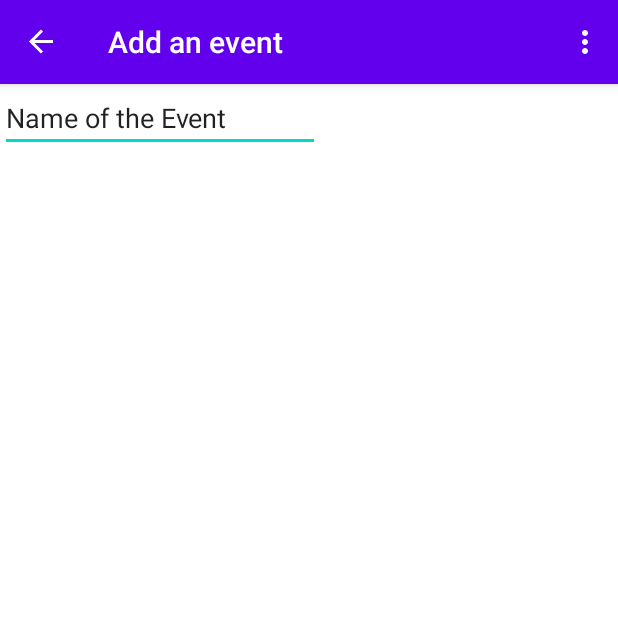
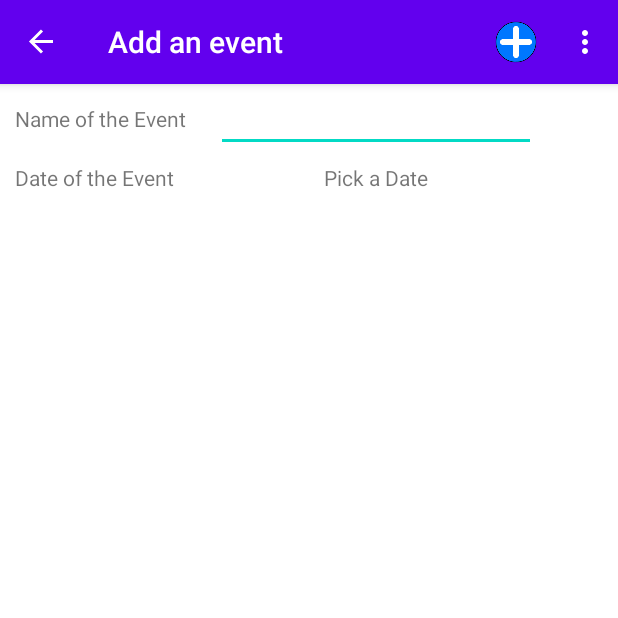
Before and after one commit to Mberjola/Planee, an Android app: the screen it shows after launch (MainActivity), in the side drawer, after a tap on "Add an event", on a phone screen of 412 x 824 dp, the top half of it. Run offline under Robolectric (Android 15) with nearby library versions, the phone set to English and light mode, and no system bars; our stand-ins replace navigation-ui.

Commit message:
Ajout DatePicker

```diff
--- a/PlaneeAndroid/app/src/main/java/com/example/planeeandroid/ui/add/addFragment.java
+++ b/PlaneeAndroid/app/src/main/java/com/example/planeeandroid/ui/add/addFragment.java
@@ -1,13 +1,22 @@
 package com.example.planeeandroid.ui.add;
 
+import android.app.DatePickerDialog;
+import android.graphics.Color;
+import android.graphics.drawable.ColorDrawable;
+import android.nfc.Tag;
 import android.os.Bundle;
+import android.util.Log;
 import android.view.LayoutInflater;
 import android.view.View;
 import android.view.ViewGroup;
 import android.widget.Button;
+import android.widget.DatePicker;
+import android.widget.TextView;
 
 import androidx.annotation.NonNull;
 import androidx.annotation.Nullable;
+import androidx.constraintlayout.widget.ConstraintLayout;
+import androidx.constraintlayout.widget.ConstraintSet;
 import androidx.fragment.app.Fragment;
 import androidx.lifecycle.Observer;
 import androidx.lifecycle.ViewModelProviders;
@@ -15,14 +24,19 @@ import androidx.lifecycle.ViewModelProviders;
 import com.example.planeeandroid.R;
 import com.example.planeeandroid.ui.settings.SettingsViewModel;
 
+import java.util.Calendar;
+
 public class addFragment extends Fragment {
     private com.example.planeeandroid.ui.add.addViewModel AddViewModel;
+    private TextView myDisplayDate;
+    private DatePickerDialog.OnDateSetListener myDateSetListener;
 
     public View onCreateView(@NonNull LayoutInflater inflater,
                              ViewGroup container, Bundle savedInstanceState) {
         AddViewModel =
                 ViewModelProviders.of(this).get(addViewModel.class);
-        View root = inflater.inflate(R.layout.fragment_add, container, false);
+        final View root = inflater.inflate(R.layout.fragment_add, container, false);
+        myDisplayDate = root.findViewById(R.id.DatePick);
         //final TextView textView = root.findViewById(R.id.text_gallery);
         AddViewModel.getText().observe(getViewLifecycleOwner(), new Observer<String>() {
             @Override
@@ -30,6 +44,26 @@ public class addFragment extends Fragment {
                 //textView.setText(s);
             }
         });
+        myDisplayDate.setOnClickListener(new View.OnClickListener() {
+            @Override
+            public void onClick(View v) {
+                Calendar cal = Calendar.getInstance();
+                int year = cal.get(Calendar.YEAR);
+                int month = cal.get(Calendar.MONTH);
+                int day = cal.get(Calendar.DAY_OF_MONTH);
+                DatePickerDialog dialog = new DatePickerDialog(root.getContext(), android.R.style.Holo_ButtonBar_AlertDialog, myDateSetListener, year, month, day);
+                dialog.getWindow().setBackgroundDrawable(new ColorDrawable(Color.WHITE));
+                dialog.show();
+            }
+        });
+        myDateSetListener = new DatePickerDialog.OnDateSetListener() {
+            @Override
+            public void onDateSet(DatePicker view, int year, int month, int dayOfMonth) {
+                month = month + 1;
+                String date = (dayOfMonth < 10 ? "0" + dayOfMonth : dayOfMonth) + "/" + (month < 10 ? "0" + month : month) + "/" + year;
+                myDisplayDate.setText(date);
+            }
+        };
         return root;
     }
 }
--- a/PlaneeAndroid/app/src/main/res/layout/fragment_add.xml
+++ b/PlaneeAndroid/app/src/main/res/layout/fragment_add.xml
@@ -3,20 +3,48 @@
     xmlns:app="http://schemas.android.com/apk/res-auto"
     xmlns:tools="http://schemas.android.com/tools"
     android:id="@+id/AddLayout"
-    android:background="@color/white"
     android:layout_width="match_parent"
     android:layout_height="match_parent"
+    android:background="@color/white"
     tools:context=".ui.add.addFragment">
 
+    <TextView
+        android:id="@+id/NomEventTextView"
+        android:layout_width="wrap_content"
+        android:layout_height="wrap_content"
+        android:layout_marginLeft="10dp"
+        android:labelFor="@id/NomEvent"
+        android:text="@string/NameEvent"
+        app:layout_constraintBottom_toBottomOf="@id/NomEvent"
+        app:layout_constraintLeft_toLeftOf="parent"
+        app:layout_constraintTop_toTopOf="@id/NomEvent" />
 
     <EditText
         android:id="@+id/NomEvent"
         android:layout_width="wrap_content"
         android:layout_height="wrap_content"
+        android:layout_marginLeft="20dp"
         android:autofillHints=""
         android:ems="10"
         android:inputType="textPersonName"
-        android:text="@string/NameEvent"
-        app:layout_constraintLeft_toLeftOf="parent"
+        app:layout_constraintLeft_toRightOf="@id/NomEventTextView"
         app:layout_constraintTop_toTopOf="parent" />
+
+    <TextView
+        android:id="@+id/DateEvent"
+        android:layout_width="wrap_content"
+        android:layout_height="wrap_content"
+        android:layout_marginTop="20dp"
+        android:text="@string/DateOfTheEvent"
+        app:layout_constraintLeft_toLeftOf="@id/NomEventTextView"
+        app:layout_constraintTop_toBottomOf="@id/NomEventTextView" />
+
+    <TextView
+        android:id="@+id/DatePick"
+        android:layout_width="wrap_content"
+        android:layout_height="wrap_content"
+        android:text="@string/PickDate"
+        app:layout_constraintBottom_toBottomOf="@id/DateEvent"
+        app:layout_constraintLeft_toLeftOf="@id/NomEvent"
+        app:layout_constraintRight_toRightOf="@id/NomEvent" />
 </androidx.constraintlayout.widget.ConstraintLayout>
--- a/PlaneeAndroid/app/src/main/res/menu/activity_main_drawer.xml
+++ b/PlaneeAndroid/app/src/main/res/menu/activity_main_drawer.xml
@@ -1,5 +1,6 @@
 <?xml version="1.0" encoding="utf-8"?>
 <menu xmlns:android="http://schemas.android.com/apk/res/android"
+    xmlns:app="http://schemas.android.com/apk/res-auto"
     xmlns:tools="http://schemas.android.com/tools"
     tools:showIn="navigation_view">
 
@@ -15,6 +16,7 @@
         <item
             android:id="@+id/nav_add"
             android:icon="@drawable/plus_icon"
-            android:title="@string/PlusDesc" />
+            android:title="@string/PlusDesc"
+            app:showAsAction="always" />
     </group>
 </menu>
--- a/PlaneeAndroid/app/src/main/res/values/strings.xml
+++ b/PlaneeAndroid/app/src/main/res/values/strings.xml
@@ -14,4 +14,6 @@
     <string name="disconnect">Disconnect</string>
     <string name="Details">More Details</string>
     <string name="NameEvent">Name of the Event</string>
+    <string name="DateOfTheEvent">Date of the Event</string>
+    <string name="PickDate">Pick a Date</string>
 </resources>
```
Also changed, not shown: 1 other file.
